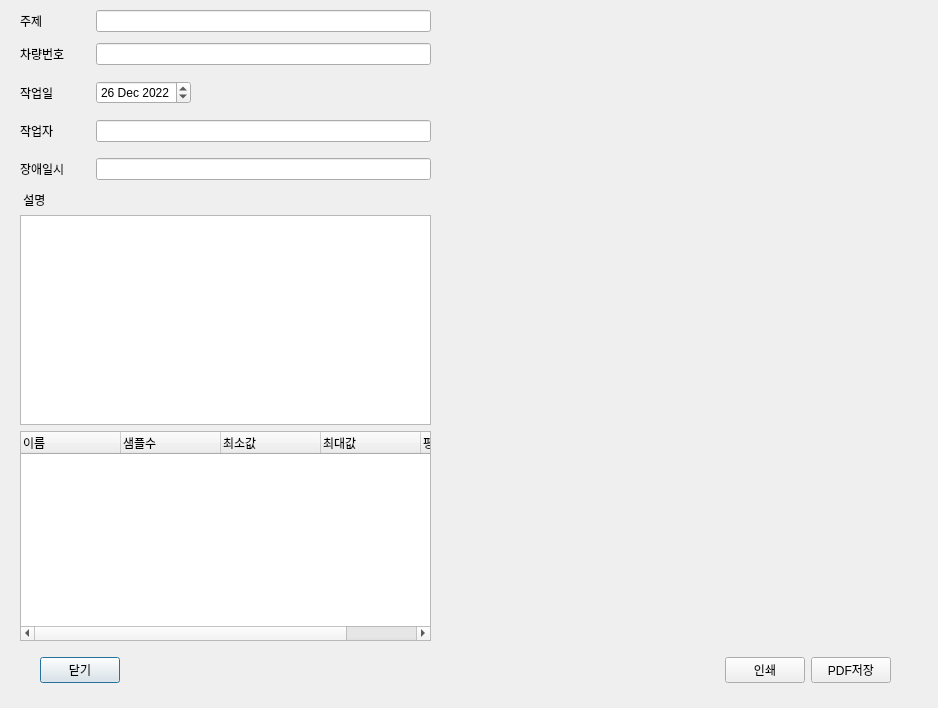
hayarobi/asammdf, file src/asammdf/arloo/ui/report_dialog.ui: the form before one commit.
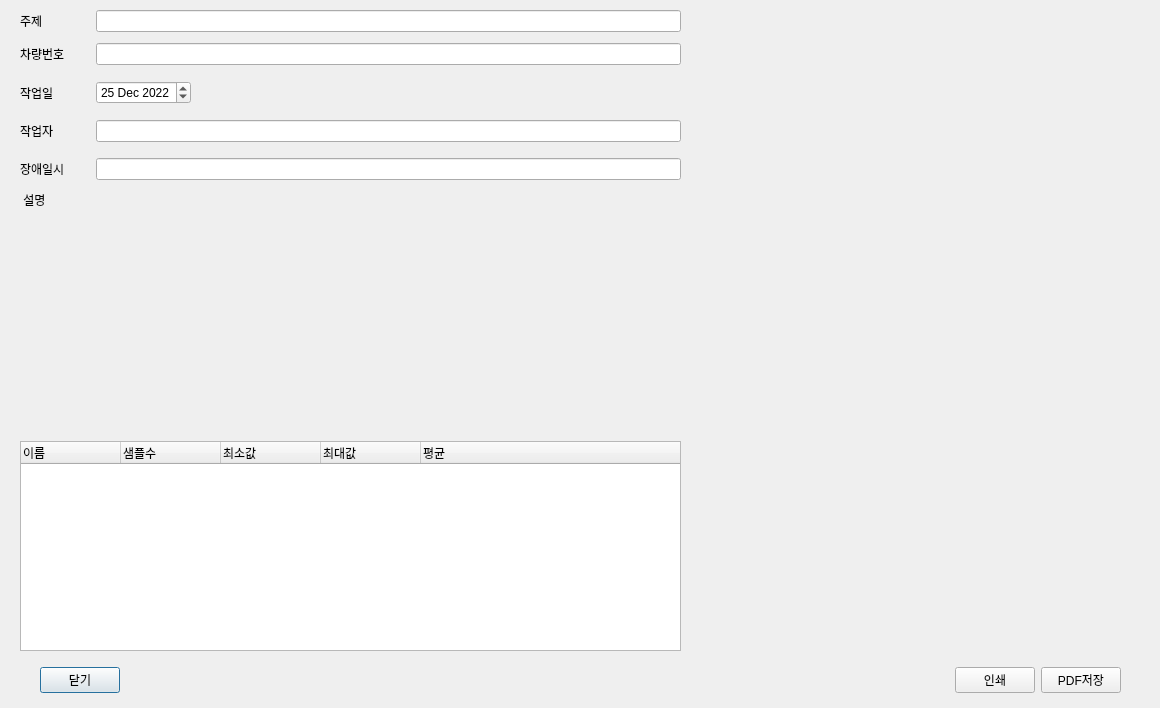
The form after the commit.

```diff
--- a/src/asammdf/arloo/ui/report_dialog.ui
+++ b/src/asammdf/arloo/ui/report_dialog.ui
@@ -9,7 +9,7 @@
    <rect>
     <x>0</x>
     <y>0</y>
-    <width>938</width>
+    <width>1160</width>
     <height>708</height>
    </rect>
   </property>
@@ -21,13 +21,13 @@
   </property>
   <property name="minimumSize">
    <size>
-    <width>938</width>
+    <width>1160</width>
     <height>708</height>
    </size>
   </property>
   <property name="maximumSize">
    <size>
-    <width>938</width>
+    <width>1160</width>
     <height>708</height>
    </size>
   </property>
@@ -45,8 +45,8 @@
     <rect>
      <x>20</x>
      <y>10</y>
-     <width>411</width>
-     <height>631</height>
+     <width>661</width>
+     <height>641</height>
     </rect>
    </property>
    <layout class="QVBoxLayout" name="verticalLayout">
@@ -121,12 +121,12 @@
        <widget class="QDateEdit" name="dateEdit">
         <property name="dateTime">
          <datetime>
-          <hour>18</hour>
+          <hour>15</hour>
           <minute>0</minute>
           <second>0</second>
           <year>2022</year>
           <month>12</month>
-          <day>26</day>
+          <day>25</day>
          </datetime>
         </property>
        </widget>
@@ -202,6 +202,8 @@
      </layout>
     </item>
     <item>
+     <layout class="QVBoxLayout" name="descriptionAreaLayout">
+      <item>
      <widget class="QLabel" name="label_4">
       <property name="text">
        <string> 설명</string>
@@ -209,7 +211,22 @@
      </widget>
     </item>
     <item>
-     <widget class="QTextEdit" name="descriptionEdit"/>
+       <widget class="QWidget" name="editorHolder" native="true">
+        <property name="sizePolicy">
+         <sizepolicy hsizetype="Preferred" vsizetype="Preferred">
+          <horstretch>0</horstretch>
+          <verstretch>0</verstretch>
+         </sizepolicy>
+        </property>
+        <property name="minimumSize">
+         <size>
+          <width>0</width>
+          <height>220</height>
+         </size>
+        </property>
+       </widget>
+      </item>
+     </layout>
     </item>
     <item>
      <widget class="QTreeWidget" name="summaries_widget">
@@ -248,7 +265,7 @@
   <widget class="QWidget" name="verticalLayoutWidget_2">
    <property name="geometry">
     <rect>
-     <x>460</x>
+     <x>690</x>
      <y>10</y>
      <width>454</width>
      <height>640</height>
@@ -260,8 +277,8 @@
    <property name="geometry">
     <rect>
      <x>20</x>
-     <y>650</y>
-     <width>891</width>
+     <y>660</y>
+     <width>1121</width>
      <height>41</height>
     </rect>
    </property>
```
Lines whose indentation alone changed are shown as unchanged.
